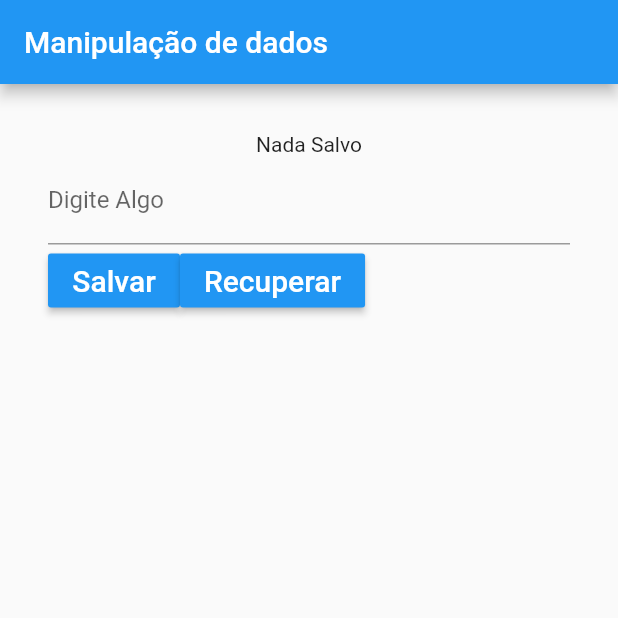
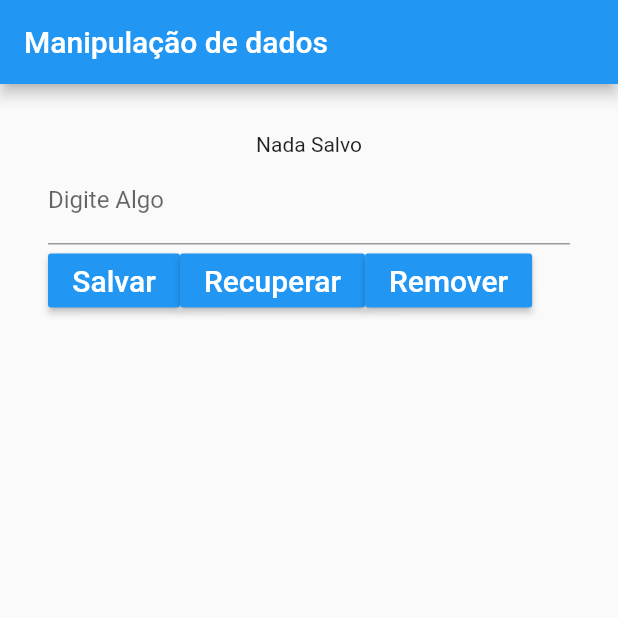
Before and after one commit to JairoAlves23/Flutter_curso_manipulacao_dados, a Flutter app: the screen it shows after launch, after a tap on "Salvar", on a phone screen of 412 x 824 dp, the top half of it. Run offline on Flutter 3.47's test engine with Material 2 defaults, Android fonts, the phone set to English and light mode, and no system bars; our stand-ins replace shared_preferences.

```diff
--- a/lib/Home.dart
+++ b/lib/Home.dart
@@ -1,4 +1,5 @@
 import 'package:flutter/material.dart';
+import 'package:shared_preferences/shared_preferences.dart';
 
 class Home extends StatefulWidget {
   @override
@@ -6,13 +7,34 @@ class Home extends StatefulWidget {
 }
 
 class _HomeState extends State<Home> {
+
+  String _textoSalvo = "Nada Salvo";
   TextEditingController _controllerCampo = TextEditingController();
 
-  _salvar() {
+  _salvar() async {
+
+    String valorDigitado = _controllerCampo.text;
+    final prefs = await SharedPreferences.getInstance();
+    await prefs.setString("nome", valorDigitado);
+    print("Operação (salvar):$valorDigitado");
+
 
   }
 
-  _recuperarDados() {
+  _recuperarDados() async {
+
+    final prefs = await SharedPreferences.getInstance();
+    setState(() {
+      _textoSalvo = prefs.getString("nome") ?? ("Sem valor");
+    });
+    print("Operação (recuperação):$_textoSalvo");
+  }
+
+  _remover() async {
+
+    final prefs = await SharedPreferences.getInstance();
+    prefs.remove("nome");
+    print("Operação (remover)");
 
   }
 
@@ -26,7 +48,7 @@ class _HomeState extends State<Home> {
         padding: EdgeInsets.all(32),
         child: Column(
           children: <Widget>[
-            Text("Nada Salvo"),
+            Text(_textoSalvo),
             TextField(
               keyboardType: TextInputType.text,
               decoration: InputDecoration(
@@ -47,6 +69,12 @@ class _HomeState extends State<Home> {
                   child: Text("Recuperar", style: TextStyle(fontSize: 20)),
                   textColor: Colors.white,
                   onPressed: _recuperarDados,
+                ),
+                RaisedButton(
+                  color: Colors.blue,
+                  child: Text("Remover", style: TextStyle(fontSize: 20)),
+                  textColor: Colors.white,
+                  onPressed: _remover,
                 )
               ],
             )
--- a/pubspec.yaml
+++ b/pubspec.yaml
@@ -23,6 +23,7 @@ dependencies:
   # The following adds the Cupertino Icons font to your application.
   # Use with the CupertinoIcons class for iOS style icons.
   cupertino_icons: ^0.1.2
+  shared_preferences: ^0.5.6
 
 dev_dependencies:
   flutter_test:
```
Also changed, not shown: pubspec.lock, tela.PNG.
